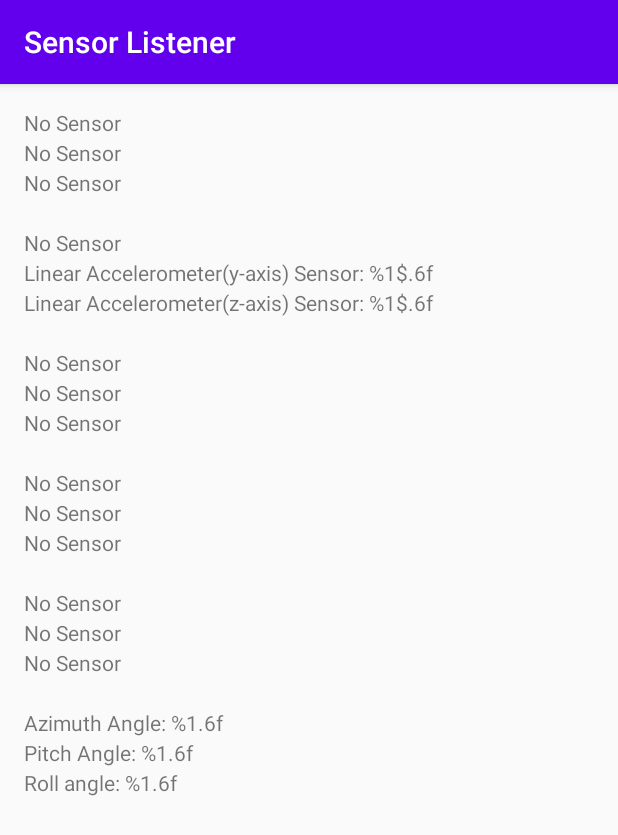
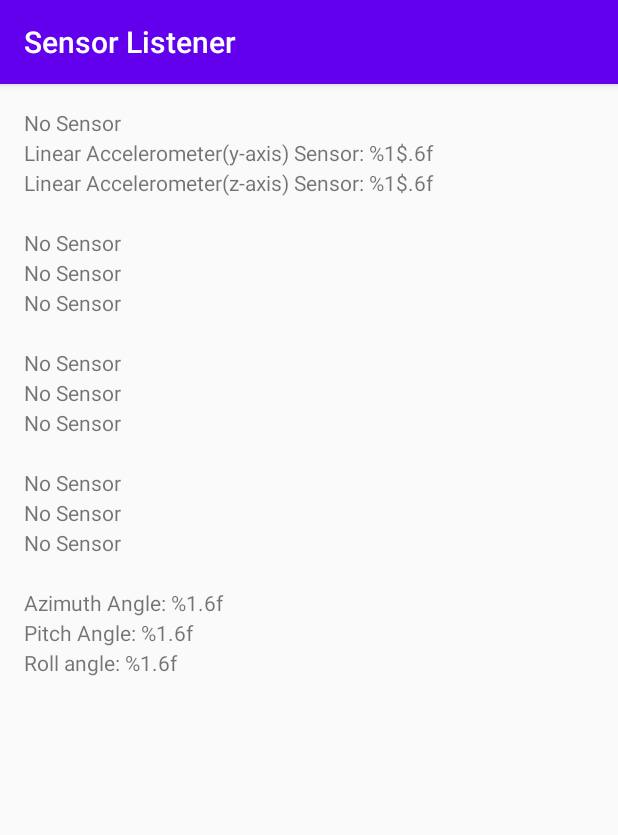
Before and after one commit to xwang526/SensorApp, an Android app: the screen it shows after launch (MainActivity), on a phone screen of 412 x 824 dp. Shown: the top 835 px of the screen. Run offline under Robolectric (Android 15) with nearby library versions, the phone set to English and light mode, and no system bars.

Commit message:
Update Rotation Vector Sensor

```diff
--- a/app/src/main/java/com/example/myapplication/MainActivity.java
+++ b/app/src/main/java/com/example/myapplication/MainActivity.java
@@ -24,11 +24,6 @@ public class MainActivity extends AppCompatActivity
     // System sensor manager instance.
     private SensorManager mSensorManager;
 
-    // Accelerometer sensor
-    private Sensor mSensorAccelerometerX;
-    private Sensor mSensorAccelerometerY;
-    private Sensor mSensorAccelerometerZ;
-
     // Gravity sensor
     private Sensor mSensorGravityX;
     private Sensor mSensorGravityY;
@@ -49,11 +44,13 @@ public class MainActivity extends AppCompatActivity
     private Sensor mSensorMagneticY;
     private Sensor mSensorMagneticZ;
 
+    // Rotation vector
+    private Sensor mSensorRotationX;
+    private Sensor mSensorRotationY;
+    private Sensor mSensorRotationZ;
+
 
     // TextViews to display current sensor values.
-    private TextView mTextSensorAccelerometerX;
-    private TextView mTextSensorAccelerometerY;
-    private TextView mTextSensorAccelerometerZ;
 
     private TextView mTextSensorGravityX;
     private TextView mTextSensorGravityY;
@@ -85,10 +82,12 @@ public class MainActivity extends AppCompatActivity
             Manifest.permission.WRITE_EXTERNAL_STORAGE
     };
 
-    // accelerometer array
-    private final float[] accelerometerArray = new float[3];
-    // magnetometer array
+    // device coordinate
+    private final float[] linearAccelerometerArray = new float[3];
+    private final float[] gravityArray = new float[3];
+    private final float[] gyroscopeArray = new float[3];
     private final float[] magnetometerArray = new float[3];
+
     // rotation matrix
     private final float[] rotationMatrix = new float[9];
     // orientation angels
@@ -108,18 +107,16 @@ public class MainActivity extends AppCompatActivity
         }
 
         // set file path
-        dir = new File(getExternalFilesDir(null),"/SensorData");
+        dir = new File(getExternalFilesDir(null),"");
 
-        String entry = "SENSOR, X_AXIS, Y_AXIS, Z_AXIS\n";
-        File accefile = new File(dir, "Accelerometer.txt");
-        File gravfile = new File(dir, "Gravity.txt");
-        File gyrofile = new File(dir, "Gyroscope.txt");
-        File rotafile = new File(dir, "Orientation.txt");
-        File magfile = new File(dir, "Magnetic.txt");
-        File liaccefile = new File(dir, "LinearAccelerometer.txt");
+        String entry = "Sensor, X, Y, Z\n";
+        File gravfile = new File(dir, "Gravity.csv");
+        File gyrofile = new File(dir, "Gyroscope.csv");
+        File rotafile = new File(dir, "Orientation.csv");
+        File magfile = new File(dir, "Magnetic.csv");
+        File liaccefile = new File(dir, "LinearAccelerometer.csv");
 
-        // write head entry to file
-        ToFile(accefile, false, entry);
+//         write head entry to file
         ToFile(gravfile, false, entry);
         ToFile(gyrofile, false, entry);
         ToFile(rotafile, false, entry);
@@ -127,10 +124,6 @@ public class MainActivity extends AppCompatActivity
         ToFile(liaccefile, false, entry);
 
         // initialize all view variable
-        mTextSensorAccelerometerX = (TextView) findViewById(R.id.accelerometer_x);
-        mTextSensorAccelerometerY = (TextView) findViewById(R.id.accelerometer_y);
-        mTextSensorAccelerometerZ = (TextView) findViewById(R.id.accelerometer_z);
-
         mTextSensorGravityX = (TextView) findViewById(R.id.gravity_x);
         mTextSensorGravityY = (TextView) findViewById(R.id.gravity_y);
         mTextSensorGravityZ = (TextView) findViewById(R.id.gravity_z);
@@ -156,9 +149,6 @@ public class MainActivity extends AppCompatActivity
 
         // retrieve sensors from sensor manager
         // return null if the sensor is not available in this device
-        mSensorAccelerometerX = mSensorManager.getDefaultSensor(Sensor.TYPE_ACCELEROMETER);
-        mSensorAccelerometerY = mSensorManager.getDefaultSensor(Sensor.TYPE_ACCELEROMETER);
-        mSensorAccelerometerZ = mSensorManager.getDefaultSensor(Sensor.TYPE_ACCELEROMETER);
 
         mSensorGravityX = mSensorManager.getDefaultSensor(Sensor.TYPE_GRAVITY);
         mSensorGravityY = mSensorManager.getDefaultSensor(Sensor.TYPE_GRAVITY);
@@ -176,13 +166,12 @@ public class MainActivity extends AppCompatActivity
         mSensorMagneticY = mSensorManager.getDefaultSensor(Sensor.TYPE_MAGNETIC_FIELD);
         mSensorMagneticZ = mSensorManager.getDefaultSensor(Sensor.TYPE_MAGNETIC_FIELD);
 
+        mSensorRotationX = mSensorManager.getDefaultSensor(Sensor.TYPE_ROTATION_VECTOR);
+        mSensorRotationY = mSensorManager.getDefaultSensor(Sensor.TYPE_ROTATION_VECTOR);
+        mSensorRotationZ = mSensorManager.getDefaultSensor(Sensor.TYPE_ROTATION_VECTOR);
 
         // error message displayed
         String sensor_error = getResources().getString(R.string.error_no_sensor);
-
-        if (mSensorAccelerometerX == null) { mTextSensorAccelerometerX.setText(sensor_error); }
-        if (mSensorAccelerometerY == null) { mTextSensorAccelerometerY.setText(sensor_error); }
-        if (mSensorAccelerometerZ == null) { mTextSensorAccelerometerZ.setText(sensor_error); }
 
         if (mSensorGravityX == null) { mTextSensorGravityX.setText(sensor_error); }
         if (mSensorGravityY == null) { mTextSensorGravityY.setText(sensor_error); }
@@ -207,19 +196,6 @@ public class MainActivity extends AppCompatActivity
         super.onStart();
 
         // register sensor listener
-        if (mSensorAccelerometerX != null) {
-            mSensorManager.registerListener(this, mSensorAccelerometerX,
-                    SensorManager.SENSOR_DELAY_NORMAL);
-        }
-        if (mSensorAccelerometerY != null) {
-            mSensorManager.registerListener(this, mSensorAccelerometerY,
-                    SensorManager.SENSOR_DELAY_NORMAL);
-        }
-        if (mSensorAccelerometerZ != null) {
-            mSensorManager.registerListener(this, mSensorAccelerometerZ,
-                    SensorManager.SENSOR_DELAY_NORMAL);
-        }
-
         if (mSensorGravityX != null) {
             mSensorManager.registerListener(this, mSensorGravityX,
                     SensorManager.SENSOR_DELAY_NORMAL);
@@ -272,6 +248,18 @@ public class MainActivity extends AppCompatActivity
                     SensorManager.SENSOR_DELAY_NORMAL);
         }
 
+        if (mSensorRotationX != null) {
+            mSensorManager.registerListener(this, mSensorRotationX,
+                    SensorManager.SENSOR_DELAY_NORMAL);
+        }
+        if (mSensorRotationY != null) {
+            mSensorManager.registerListener(this, mSensorRotationY,
+                    SensorManager.SENSOR_DELAY_NORMAL);
+        }
+        if (mSensorRotationZ != null) {
+            mSensorManager.registerListener(this, mSensorRotationZ,
+                    SensorManager.SENSOR_DELAY_NORMAL);
+        }
     }
 
     @Override
@@ -291,44 +279,47 @@ public class MainActivity extends AppCompatActivity
         float currentValue3 = sensorEvent.values[2];
 
         String entry = "";
-        File outfile = new File(dir, "null.txt");
+        File outfile = new File(dir, "output.csv");
 
         switch (sensorType) {
-            case Sensor.TYPE_ACCELEROMETER:
-                mTextSensorAccelerometerX.setText(getResources().getString(R.string.accelerometer_x, currentValue1));
-                mTextSensorAccelerometerY.setText(getResources().getString(R.string.accelerometer_y, currentValue2));
-                mTextSensorAccelerometerZ.setText(getResources().getString(R.string.accelerometer_z, currentValue3));
-                outfile = new File(dir, "Accelerometer.txt");
-                System.arraycopy(sensorEvent.values, 0, accelerometerArray, 0, accelerometerArray.length);
-                entry = String.format(Locale.CHINA,"accelerometer, %f, %f, %f\n", currentValue1, currentValue2, currentValue3);
+            case Sensor.TYPE_ROTATION_VECTOR:
+                SensorManager.getRotationMatrix(rotationMatrix, null, gravityArray, magnetometerArray);
+                SensorManager.getOrientation(rotationMatrix, orientationAngles);
+                mTextSensorAzimuth.setText(getResources().getString(R.string.azimuth, orientationAngles[0]));
+                mTextSensorPitch.setText(getResources().getString(R.string.pitch, orientationAngles[1]));
+                mTextSensorRoll.setText(getResources().getString(R.string.roll, orientationAngles[2]));
+                outfile = new File(dir, "orientation.csv");
+                entry = String.format(Locale.CHINA, "orientation angles, %f, %f, %f\n", orientationAngles[0], orientationAngles[1], orientationAngles[2]);
                 break;
             case Sensor.TYPE_GRAVITY:
                 mTextSensorGravityX.setText(getResources().getString(R.string.gravity_x, currentValue1));
                 mTextSensorGravityY.setText(getResources().getString(R.string.gravity_y, currentValue2));
                 mTextSensorGravityZ.setText(getResources().getString(R.string.gravity_z, currentValue3));
-                outfile = new File(dir, "Gravity.txt");
+                System.arraycopy(sensorEvent.values, 0, gravityArray, 0, gravityArray.length);
+                outfile = new File(dir, "Gravity.csv");
                 entry = String.format(Locale.CHINA,"gravity, %f, %f, %f\n", currentValue1, currentValue2, currentValue3);
                 break;
             case Sensor.TYPE_LINEAR_ACCELERATION:
                 mTextSensorLinearAccelerometerX.setText(getResources().getString(R.string.linear_accelerometer_x, currentValue1));
                 mTextSensorLinearAccelerometerY.setText(getResources().getString(R.string.linear_accelerometer_y, currentValue2));
                 mTextSensorLinearAccelerometerZ.setText(getResources().getString(R.string.linear_accelerometer_z, currentValue3));
-                outfile = new File(dir, "LinearAccelerometer.txt");
-                System.arraycopy(sensorEvent.values, 0, accelerometerArray, 0, accelerometerArray.length);
+                outfile = new File(dir, "LinearAccelerometer.csv");
+                System.arraycopy(sensorEvent.values, 0, linearAccelerometerArray, 0, linearAccelerometerArray.length);
                 entry = String.format(Locale.CHINA,"linear accelerometer, %f, %f, %f\n", currentValue1, currentValue2, currentValue3);
                 break;
             case Sensor.TYPE_GYROSCOPE:
                 mTextSensorGyroscopeX.setText(getResources().getString(R.string.gyroscope_x, currentValue1));
                 mTextSensorGyroscopeY.setText(getResources().getString(R.string.gyroscope_y, currentValue2));
                 mTextSensorGyroscopeZ.setText(getResources().getString(R.string.gyroscope_z, currentValue3));
-                outfile = new File(dir, "Gyroscope.txt");
+                System.arraycopy(sensorEvent.values, 0, gyroscopeArray, 0, gyroscopeArray.length);
+                outfile = new File(dir, "Gyroscope.csv");
                 entry = String.format(Locale.CHINA,"gyroscope, %f, %f, %f\n", currentValue1, currentValue2, currentValue3);
                 break;
             case Sensor.TYPE_MAGNETIC_FIELD:
                 mTextSensorMagneticX.setText(getResources().getString(R.string.magnetic_x, currentValue1));
                 mTextSensorMagneticY.setText(getResources().getString(R.string.magnetic_y, currentValue2));
                 mTextSensorMagneticZ.setText(getResources().getString(R.string.magnetic_z, currentValue3));
-                outfile = new File(dir, "Magnetic.txt");
+                outfile = new File(dir, "Magnetic.csv");
                 System.arraycopy(sensorEvent.values, 0, magnetometerArray, 0, magnetometerArray.length);
                 entry = String.format(Locale.CHINA, "magnetic, %f, %f, %f\n", currentValue1, currentValue2, currentValue3);
                 break;
@@ -336,19 +327,13 @@ public class MainActivity extends AppCompatActivity
                 // leave it
         }
 
-        // update orientation angles
-        SensorManager.getRotationMatrix(rotationMatrix, null, accelerometerArray, magnetometerArray);
-        SensorManager.getOrientation(rotationMatrix, orientationAngles);
-        mTextSensorAzimuth.setText(getResources().getString(R.string.azimuth, orientationAngles[0]));
-        mTextSensorPitch.setText(getResources().getString(R.string.pitch, orientationAngles[1]));
-        mTextSensorRoll.setText(getResources().getString(R.string.roll, orientationAngles[2]));
+//        // transfer to world coordinate
+//        linearAccelerometerGlobalArray = transferDeviceToGlobal(linearAccelerometerArray, rotationMatrix);
+//        gravityGlobalArray = transferDeviceToGlobal(gravityArray, rotationMatrix);
+//        gyroscopeGlobalArray = transferDeviceToGlobal(gyroscopeGlobalArray, rotationMatrix);
+//        magnetometerGlobalArray = transferDeviceToGlobal(magnetometerGlobalArray, rotationMatrix);
 
-        // save data (except orientation data) to files
         ToFile(outfile, true, entry);
-        // save orientation angels to data
-        String entry2 = String.format(Locale.CHINA, "orientation angles, %f, %f, %f\n", orientationAngles[0], orientationAngles[1], orientationAngles[2]);
-        outfile = new File(dir, "orientation.txt");
-        ToFile(outfile, true, entry2);
     }
 
     public void ToFile(File file, boolean append, String entry) {
@@ -363,6 +348,14 @@ public class MainActivity extends AppCompatActivity
 
     }
 
+    public float[] transferDeviceToGlobal (float[] deviceArray, float[] rotationMatrix) {
+        float [] global = new float[3];
+        global[0] = rotationMatrix[0]*deviceArray[0]+rotationMatrix[1]*deviceArray[1]+rotationMatrix[2]*deviceArray[2];
+        global[1] = rotationMatrix[3]*deviceArray[0]+rotationMatrix[4]*deviceArray[1]+rotationMatrix[5]*deviceArray[2];
+        global[2] = rotationMatrix[6]*deviceArray[0]+rotationMatrix[7]*deviceArray[1]+rotationMatrix[8]*deviceArray[2];
+        return global;
+    }
+
     /**
      * Abstract method in SensorEventListener.  It must be implemented, but is
      * unused in this app.
--- a/app/src/main/res/layout/activity_main.xml
+++ b/app/src/main/res/layout/activity_main.xml
@@ -11,22 +11,6 @@
         android:layout_width="match_parent"
         android:layout_height="match_parent"
         android:orientation="vertical">
-
-        <TextView
-            android:id="@+id/accelerometer_x"
-            android:layout_width="300dp"
-            android:layout_height="20dp"
-            android:text="@string/accelerometer_x" />
-        <TextView
-            android:id="@+id/accelerometer_y"
-            android:layout_width="300dp"
-            android:layout_height="20dp"
-            android:text="@string/accelerometer_y" />
-        <TextView
-            android:id="@+id/accelerometer_z"
-            android:layout_width="300dp"
-            android:layout_height="40dp"
-            android:text="@string/accelerometer_z" />
 
         <TextView
             android:id="@+id/linear_accelerometer_x"
--- a/app/src/main/res/values/strings.xml
+++ b/app/src/main/res/values/strings.xml
@@ -2,10 +2,6 @@
     <string name="app_name">Sensor Listener</string>
 
     <string name="error_no_sensor">No Sensor</string>
-
-    <string name="accelerometer_x">Accelerometer(x-axis) Sensor: %1$.6f</string>
-    <string name="accelerometer_y">Accelerometer(y-axis) Sensor: %1$.6f</string>
-    <string name="accelerometer_z">Accelerometer(z-axis) Sensor: %1$.6f</string>
 
     <string name="gravity_x">Gravity(x-axis) Sensor: %1$.6f</string>
     <string name="gravity_y">Gravity(y-axis) Sensor: %1$.6f</string>
```
